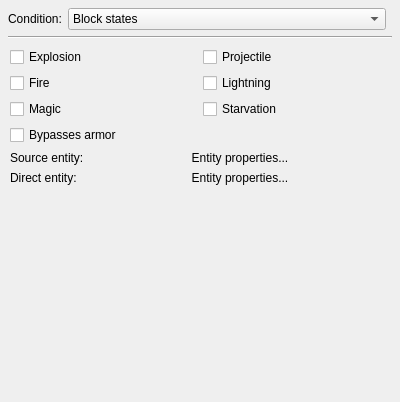
This is src/loottablecondition.ui in IoeCmcomc/MCDatapacker as Qt 5 draws it before an edit. The edited form follows.
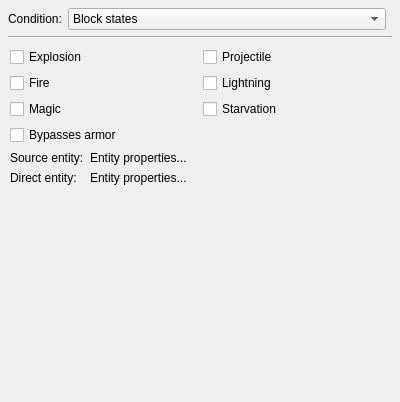
This is the edited form. The open tabs and pages were chosen to show the change. Custom widgets are drawn as their Qt base class.

The edit to the form file:
```diff
--- a/src/loottablecondition.ui
+++ b/src/loottablecondition.ui
@@ -327,9 +327,6 @@
            <property name="text">
             <string>Entity properties...</string>
            </property>
-           <property name="alignment">
-            <set>Qt::AlignCenter</set>
-           </property>
           </widget>
          </item>
          <item row="1" column="1">
@@ -337,9 +334,6 @@
            <property name="text">
             <string>Entity properties...</string>
            </property>
-           <property name="alignment">
-            <set>Qt::AlignCenter</set>
-           </property>
           </widget>
          </item>
         </layout>
```
Left out of the diff: 19 changed lines with no effect on the pictures.
